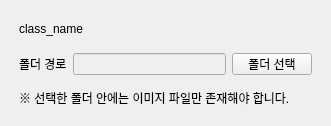
Qt form src/ui/class_tab_form.ui (100dlswjd/create_model) before a commit.
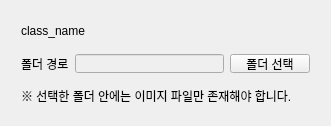
The same form after that commit.

Patch:
```diff
--- a/src/ui/class_tab_form.ui
+++ b/src/ui/class_tab_form.ui
@@ -19,15 +19,8 @@
   <property name="windowTitle">
    <string>class_tab_form</string>
   </property>
-  <widget class="QWidget" name="verticalLayoutWidget">
-   <property name="geometry">
-    <rect>
-     <x>9</x>
-     <y>9</y>
-     <width>313</width>
-     <height>108</height>
-    </rect>
-   </property>
+  <layout class="QHBoxLayout" name="horizontalLayout_4">
+   <item>
    <layout class="QVBoxLayout" name="verticalLayout">
     <property name="leftMargin">
      <number>6</number>
@@ -138,7 +131,8 @@
      </layout>
     </item>
    </layout>
-  </widget>
+   </item>
+  </layout>
  </widget>
  <resources/>
  <connections/>
```
Lines whose indentation alone changed are shown as unchanged.
